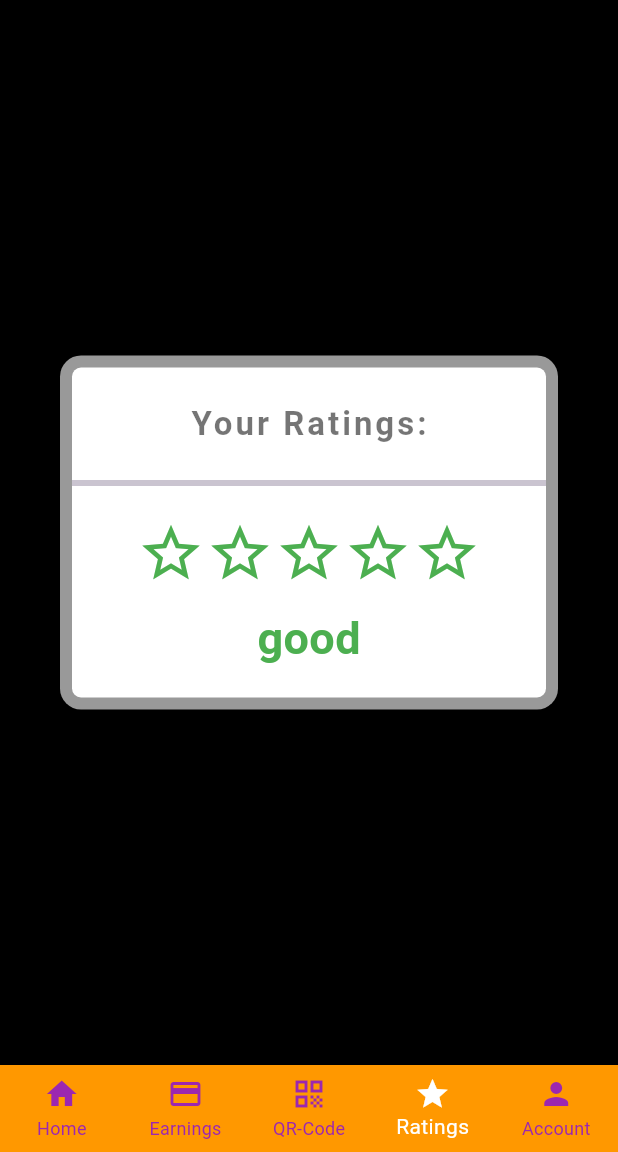
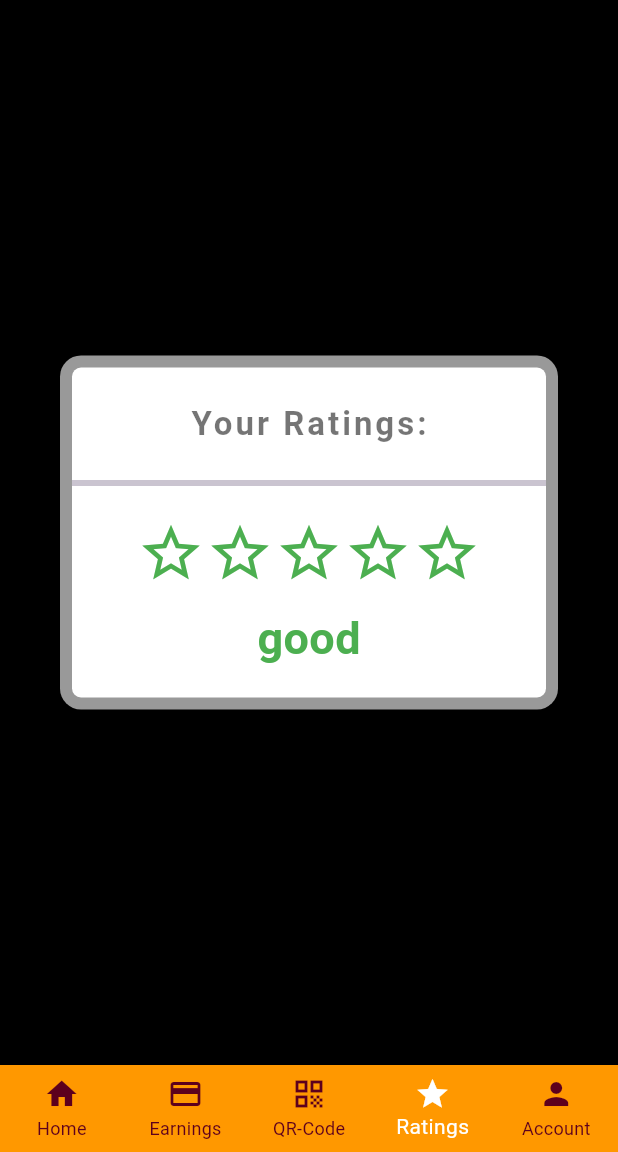
Before and after one commit to ai-rayhan/UTM-RIDEx-Drivers-App, a Flutter app: the MainScreen screen opened directly, item 4 of the bottom bar chosen, on a phone screen of 412 x 824 dp, the part 84-1236 px from its top. Run offline on Flutter 3.47's test engine with Material 3 defaults, Android fonts, the phone set to English and light mode, and no system bars; our stand-ins replace assets_audio_player, cloud_firestore, firebase_auth, firebase_core, firebase_database, firebase_messaging and 8 more; missing offline and left inert: flutter_geofire, flutter_polyline_points, onesignal_flutter; accounts and stored records are empty; network calls fail.

Commit message:
color changes

```diff
--- a/lib/mainScreens/main_screen.dart
+++ b/lib/mainScreens/main_screen.dart
@@ -106,7 +106,7 @@ class _MainScreenState extends State<MainScreen>
             label: "Account",
           ),
         ],
-        unselectedItemColor: Colors.purple,
+        unselectedItemColor: Color(0Xff5D001D),
         selectedItemColor: Colors.white,
         backgroundColor: Colors.orange,
         type: BottomNavigationBarType.fixed,
```
